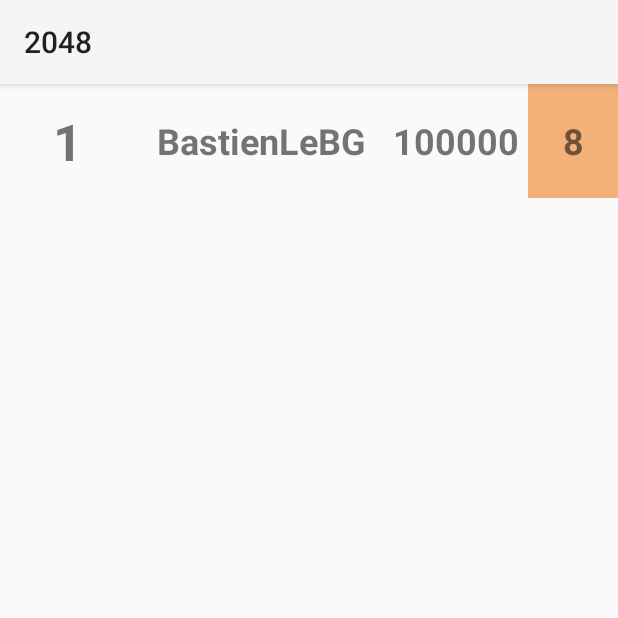
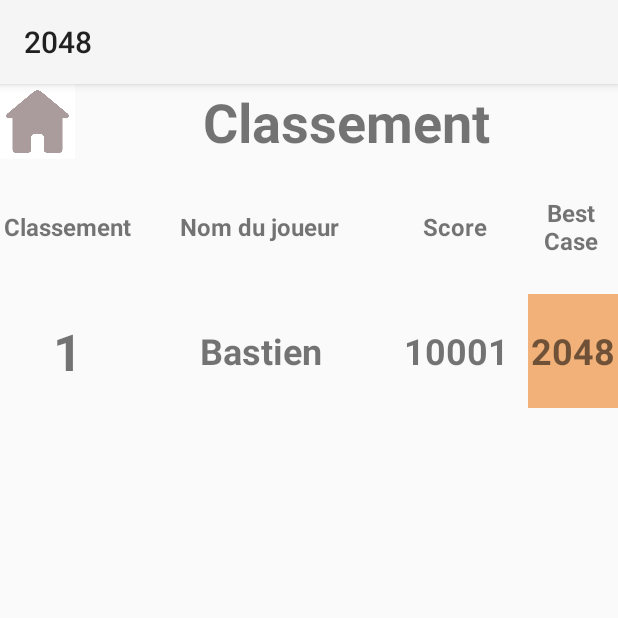
Before and after one commit to arthurdouillard85/2048, an Android app: the Classement screen opened directly, with no data from a screen before it, on a phone screen of 412 x 824 dp, the top half of it. Run offline under Robolectric (Android 15) with nearby library versions, the phone set to English and light mode, and no system bars.

Commit message:
Modif pour le pseudo de fin

```diff
--- a/app/src/main/java/com/example/a2048/Classement.java
+++ b/app/src/main/java/com/example/a2048/Classement.java
@@ -23,7 +23,6 @@ public class Classement extends AppCompatActivity {
         binding = ActivityClassementBinding.inflate(getLayoutInflater());
         setContentView(binding.getRoot());
 
-        setContentView(R.layout.fragment_score_joueur);
         fragments = new ArrayList<>();
         fragments.add(ScoreJoueur.newInstance("1", "Bastien", 10001, 2048));
         fragments.add(ScoreJoueur.newInstance("2", "Loan", 10001, 2));
--- a/app/src/main/java/com/example/a2048/ScoreJoueur.java
+++ b/app/src/main/java/com/example/a2048/ScoreJoueur.java
@@ -68,10 +68,10 @@ public class ScoreJoueur extends Fragment {
     public View onCreateView(LayoutInflater inflater, ViewGroup container,
                              Bundle savedInstanceState) {
         binding = FragmentScoreJoueurBinding.inflate(inflater, container, false);
-        binding.textClassement.setText(classement);
+        binding.textClassement.setText(String.valueOf(classement));
         binding.textName.setText(name);
-        binding.textScore.setText(score);
-        binding.textBestCase.setText(bestCase);
+        binding.textScore.setText(String.valueOf(score));
+        binding.textBestCase.setText(String.valueOf(bestCase));
         return binding.getRoot();
     }
 }
--- a/app/src/main/res/layout/activity_classement.xml
+++ b/app/src/main/res/layout/activity_classement.xml
@@ -145,8 +145,11 @@
             <LinearLayout
                 android:id="@+id/fragment_container"
                 android:layout_width="match_parent"
-                android:layout_height="match_parent"
-                android:orientation="vertical"></LinearLayout>
+                android:layout_height="wrap_content"
+                app:layout_constraintHeight_default="percent"
+                app:layout_constraintHeight_percent="0.75"
+                app:layout_constraintTop_toTopOf="parent"
+                android:orientation="vertical"/>
 
         </LinearLayout>
 
```
